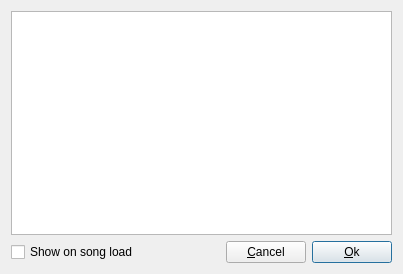
First picture: the form in muse3/muse/components/songinfo.ui, repository emrum/muse, before the edit.
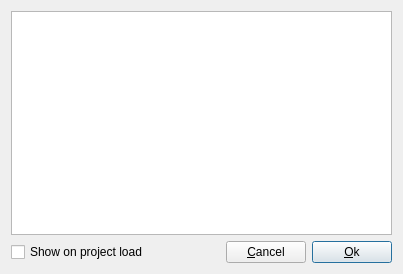
Second picture: the form after the edit.

```diff
--- a/muse3/muse/components/songinfo.ui
+++ b/muse3/muse/components/songinfo.ui
@@ -27,7 +27,7 @@
        <item>
         <widget class="QCheckBox" name="viewCheckBox">
          <property name="text">
-          <string>Show on song load</string>
+          <string>Show on project load</string>
          </property>
         </widget>
        </item>
```
Left out of the diff: 13 changed lines with no effect on the pictures.
